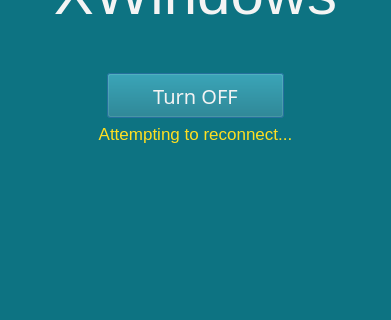
Above: XWindows-src/XWindows.ui from tomrsae/XWindows before the change; both pictures show x 0 to 391 and y 119 to 439 of the 391 by 591 pixel window. Below: the same form after it.
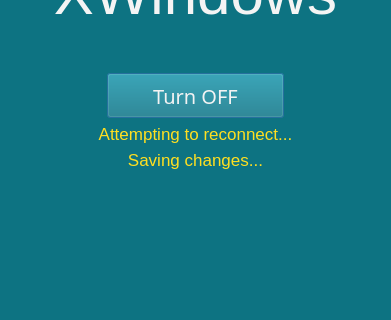
That is the form after the change. Icons and pictures are not drawn.

```diff
--- a/XWindows-src/XWindows.ui
+++ b/XWindows-src/XWindows.ui
@@ -171,6 +171,27 @@
        </property>
       </widget>
      </item>
+     <item>
+      <widget class="QLabel" name="label_savingChanges">
+       <property name="enabled">
+        <bool>true</bool>
+       </property>
+       <property name="font">
+        <font>
+         <pointsize>13</pointsize>
+        </font>
+       </property>
+       <property name="styleSheet">
+        <string notr="true">color: rgb(255, 223, 32);</string>
+       </property>
+       <property name="text">
+        <string>Saving changes...</string>
+       </property>
+       <property name="alignment">
+        <set>Qt::AlignCenter</set>
+       </property>
+      </widget>
+     </item>
      <item>
       <spacer name="bottomSpacer">
        <property name="orientation">
```
Left out of the diff: 9 changed lines with no effect on the pictures.
